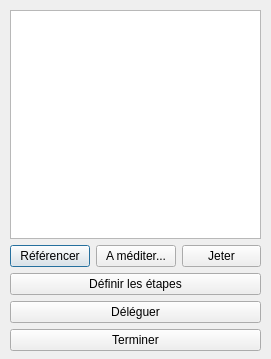
The window that viewQtDesigner/ToDoList.ui (quintipio/gettingThingsDone) describes before a commit, drawn with Qt 5.
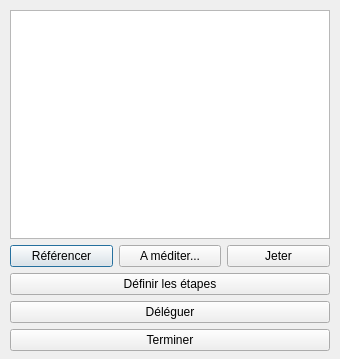
The same window after the commit.

Commit message:
GestionTodoList et état
Ajout d'une idée dans la toDoList, changement d'état et écriture de la fenêtre pour déléguer

```diff
--- a/viewQtDesigner/ToDoList.ui
+++ b/viewQtDesigner/ToDoList.ui
@@ -6,10 +6,22 @@
    <rect>
     <x>0</x>
     <y>0</y>
-    <width>271</width>
+    <width>340</width>
     <height>359</height>
    </rect>
   </property>
+  <property name="minimumSize">
+   <size>
+    <width>340</width>
+    <height>359</height>
+   </size>
+  </property>
+  <property name="maximumSize">
+   <size>
+    <width>340</width>
+    <height>359</height>
+   </size>
+  </property>
   <property name="windowTitle">
    <string>ToDo Liste</string>
   </property>
@@ -18,13 +30,13 @@
     <rect>
      <x>10</x>
      <y>10</y>
-     <width>251</width>
+     <width>320</width>
      <height>341</height>
     </rect>
    </property>
    <layout class="QVBoxLayout" name="layoutPrincipal">
     <item>
-     <widget class="QTableView" name="tableViewListTodo"/>
+     <widget class="QListView" name="toDoListListView"/>
     </item>
     <item>
      <layout class="QHBoxLayout" name="layoutBoutons">
```
Left out of the diff: 25 changed lines with no effect on the pictures. The commit also changes 37 other files.
